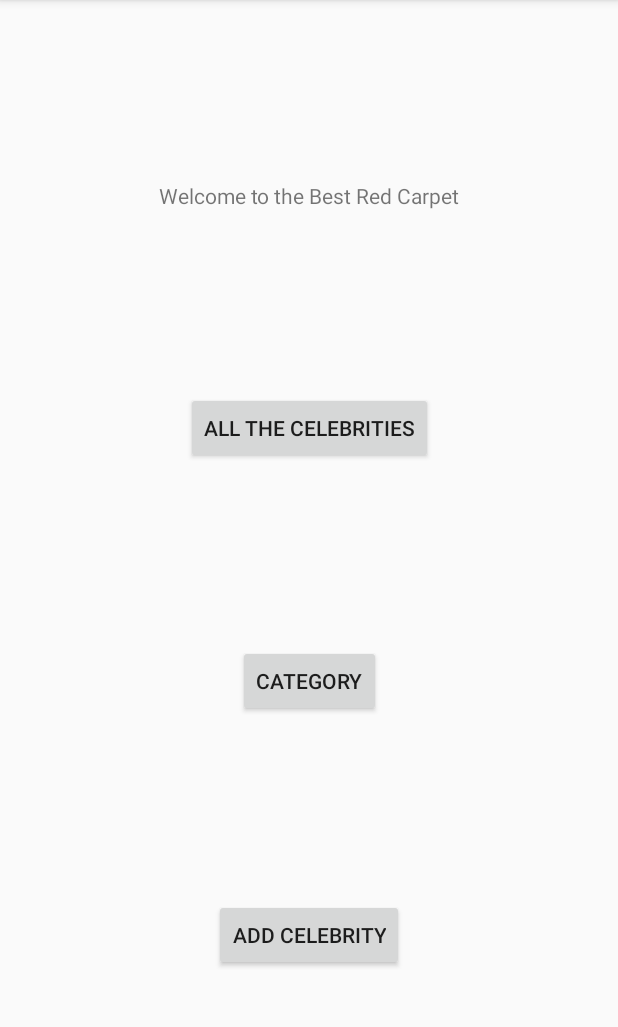
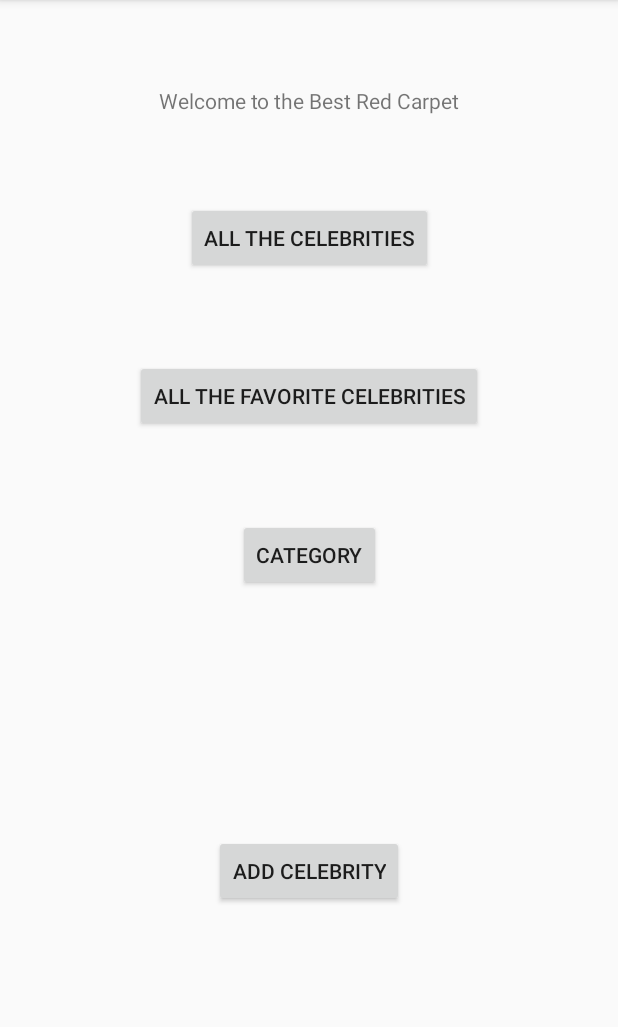
Before and after one commit to HeinerTheBest/Week03Day01-Celebrity, an Android app: the screen it shows after launch (MainActivity), on a phone screen of 412 x 824 dp, the part 84-1111 px from its top. Run offline under Robolectric (Android 15) with nearby library versions, the phone set to English and light mode, and no system bars.

Commit message:
Finish all the gets with the UI working right

```diff
--- a/app/src/main/res/layout/activity_main.xml
+++ b/app/src/main/res/layout/activity_main.xml
@@ -23,9 +23,20 @@
         app:layout_constraintStart_toStartOf="parent"
         app:layout_constraintEnd_toEndOf="parent"
         android:onClick="allTheCelebrities"
-        app:layout_constraintBottom_toTopOf="@id/btnCategory"
+        app:layout_constraintBottom_toTopOf="@id/btnAllFavoriteCelebrities"
         app:layout_constraintTop_toBottomOf="@+id/tvTitle"
         android:text="@string/all_the_celebrities" />
+
+    <Button
+        android:id="@+id/btnAllFavoriteCelebrities"
+        android:layout_width="wrap_content"
+        android:layout_height="wrap_content"
+        app:layout_constraintStart_toStartOf="parent"
+        app:layout_constraintEnd_toEndOf="parent"
+        android:onClick="allTheFavoriteCelebrities"
+        app:layout_constraintBottom_toTopOf="@id/btnCategory"
+        app:layout_constraintTop_toBottomOf="@+id/btnAllCelebrities"
+        android:text="@string/all_the_favorite_celebrities" />
 
     <Button
         android:id="@+id/btnCategory"
--- a/app/src/main/res/values/strings.xml
+++ b/app/src/main/res/values/strings.xml
@@ -5,4 +5,5 @@
     <string name="category">Category</string>
     <string name="add_celebrity">Add Celebrity</string>
     <string name="firstName">Name</string>
+    <string name="all_the_favorite_celebrities">All the Favorite Celebrities</string>
 </resources>
```
Also changed, not shown: app/src/main/java/com/mobileapps/week03day01celebrities/Activities/CelebrityListActivity.java (+11 -3 lines), app/src/main/java/com/mobileapps/week03day01celebrities/Activities/MainActivity.java (+8 -0 lines), app/src/main/java/com/mobileapps/week03day01celebrities/Adapters/CelebritiesAdapter.java (+53 -5 lines), app/src/main/java/com/mobileapps/week03day01celebrities/DataBase/CelebrityDataBaseHelper.java (+18 -18 lines), app/src/main/res/layout/celebrity_list.xml (+16 -4 lines).
